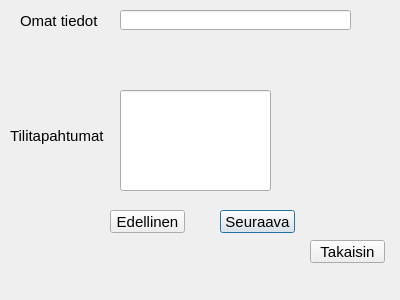
Before: the Qt Designer form bankautomat/selaatilitapahtumia.ui in banksimul2022/group10, drawn with Qt 5.
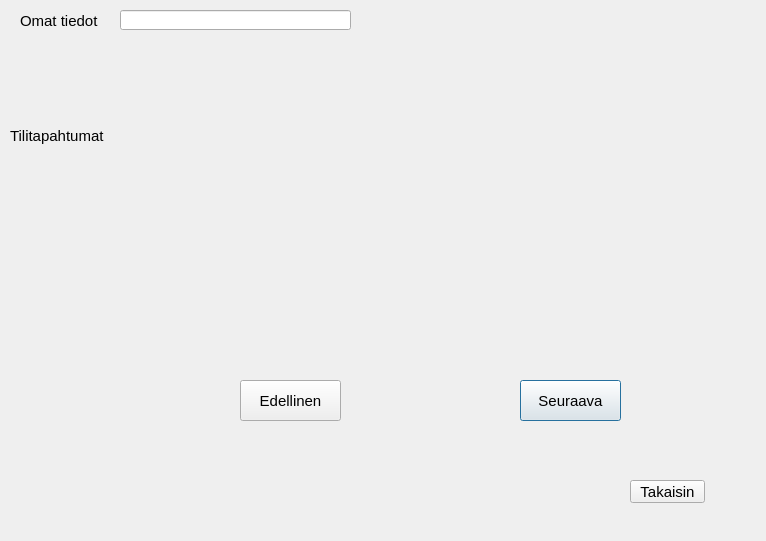
After: the same form once the commit is applied.

Patch:
```diff
--- a/bankautomat/selaatilitapahtumia.ui
+++ b/bankautomat/selaatilitapahtumia.ui
@@ -6,8 +6,8 @@
    <rect>
     <x>0</x>
     <y>0</y>
-    <width>400</width>
-    <height>300</height>
+    <width>766</width>
+    <height>541</height>
    </rect>
   </property>
   <property name="font">
@@ -21,10 +21,10 @@
   <widget class="QPushButton" name="btnSeuraava">
    <property name="geometry">
     <rect>
-     <x>220</x>
-     <y>210</y>
-     <width>75</width>
-     <height>23</height>
+     <x>520</x>
+     <y>380</y>
+     <width>101</width>
+     <height>41</height>
     </rect>
    </property>
    <property name="text">
@@ -34,8 +34,8 @@
   <widget class="QPushButton" name="btnPalaatilitapahtumat">
    <property name="geometry">
     <rect>
-     <x>310</x>
-     <y>240</y>
+     <x>630</x>
+     <y>480</y>
      <width>75</width>
      <height>23</height>
     </rect>
@@ -44,16 +44,6 @@
     <string>Takaisin</string>
    </property>
   </widget>
-  <widget class="QLineEdit" name="leTT5">
-   <property name="geometry">
-    <rect>
-     <x>120</x>
-     <y>90</y>
-     <width>151</width>
-     <height>101</height>
-    </rect>
-   </property>
-  </widget>
   <widget class="QLineEdit" name="lineEdit_3">
    <property name="geometry">
     <rect>
@@ -93,16 +83,29 @@
   <widget class="QPushButton" name="btnEdellinen">
    <property name="geometry">
     <rect>
-     <x>110</x>
-     <y>210</y>
-     <width>75</width>
-     <height>23</height>
+     <x>240</x>
+     <y>380</y>
+     <width>101</width>
+     <height>41</height>
     </rect>
    </property>
    <property name="text">
     <string>Edellinen</string>
    </property>
   </widget>
+  <widget class="QLabel" name="leTT5">
+   <property name="geometry">
+    <rect>
+     <x>170</x>
+     <y>110</y>
+     <width>531</width>
+     <height>221</height>
+    </rect>
+   </property>
+   <property name="text">
+    <string/>
+   </property>
+  </widget>
  </widget>
  <resources/>
  <connections/>
```
